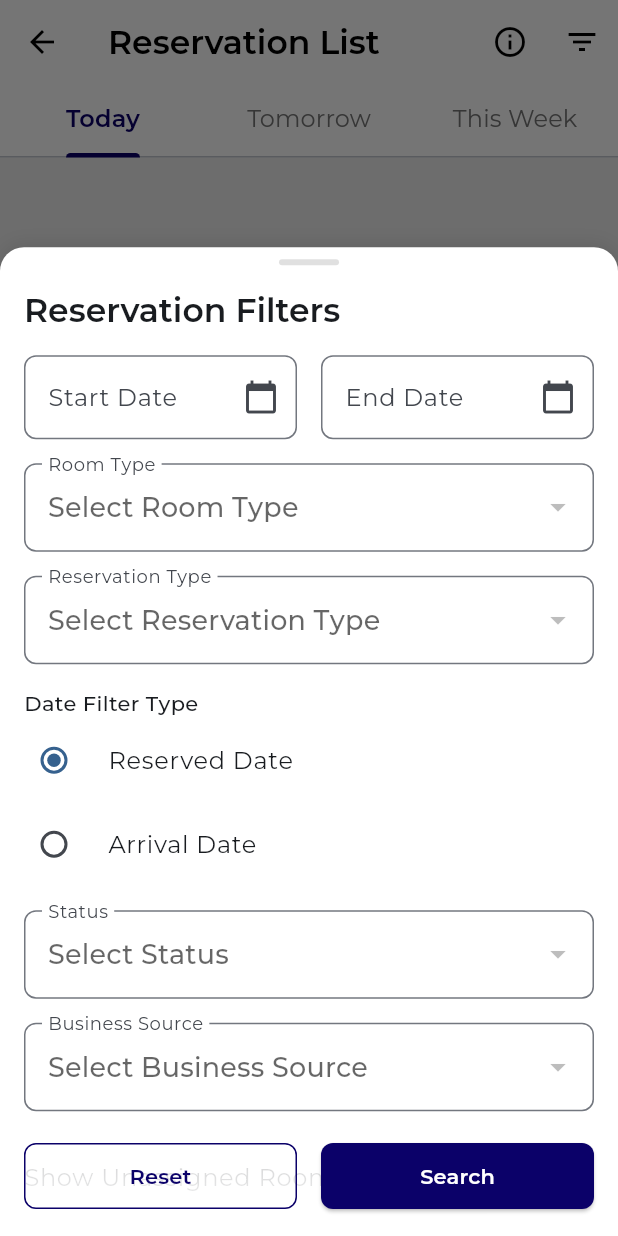
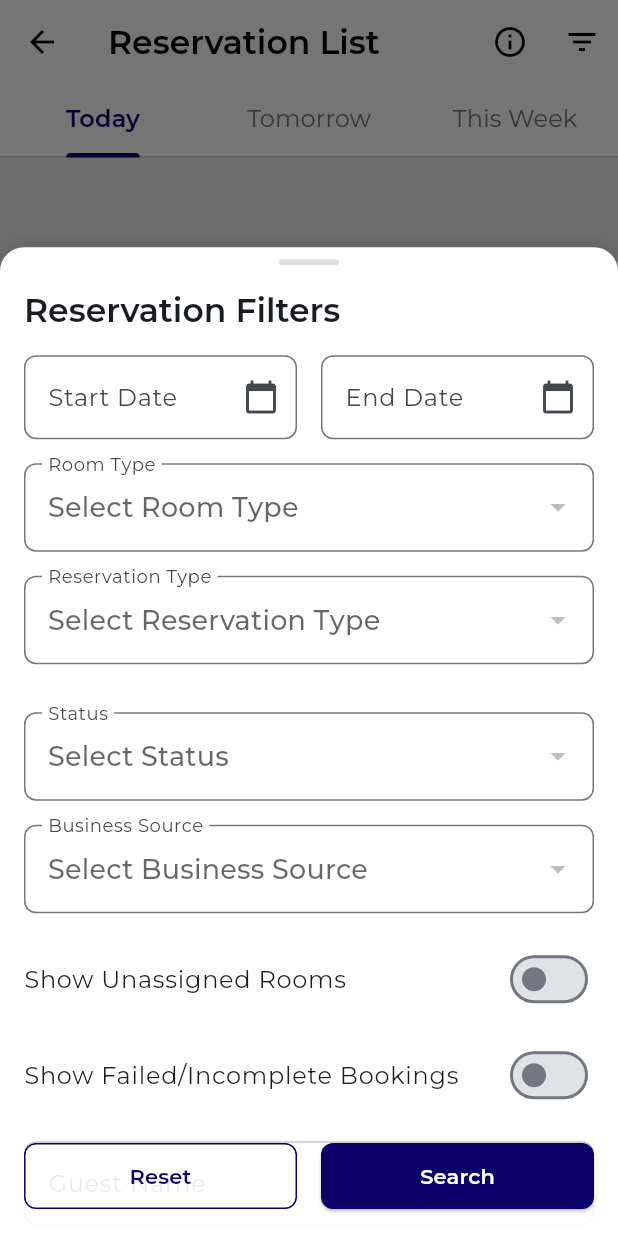
Before and after one commit to Venuradev99/inta_mobile_pms, a Flutter app: the ReservationList screen opened by its route, after a tap on the "filter list" icon, on a phone screen of 412 x 824 dp. Run offline on Flutter 3.47's test engine with Material 3 defaults, Android fonts, the phone set to English and light mode, and no system bars; our stand-ins replace get, go_router, shared_preferences, shimmer; accounts and stored records are empty.

```diff
--- a/lib/features/dashboard/viewmodels/dashboard_vm.dart
+++ b/lib/features/dashboard/viewmodels/dashboard_vm.dart
@@ -288,6 +288,7 @@
     }
 
     print(allReservationListFiltered);
+
   } catch (e) {
     throw Exception('Error in Search Filtering: $e');
   }
--- a/lib/features/dashboard/widgets/filter_bottom_sheet_wgt.dart
+++ b/lib/features/dashboard/widgets/filter_bottom_sheet_wgt.dart
@@ -1,6 +1,4 @@
 import 'package:flutter/material.dart';
-import 'package:get/get.dart';
-import 'package:get/get_core/src/get_main.dart';
 import 'package:go_router/go_router.dart';
 import 'package:inta_mobile_pms/features/dashboard/models/filter_dropdown_data.dart';
 import 'package:inta_mobile_pms/services/local_storage_manager.dart';
@@ -342,26 +340,26 @@
     } else if (widget.type == 'reservation') {
       fields.addAll([
         const SizedBox(height: 16),
-        Text(
-          'Date Filter Type',
-          style: Theme.of(
-            context,
-          ).textTheme.bodyMedium?.copyWith(fontWeight: FontWeight.w500),
-        ),
-        RadioListTile<String>(
-          title: const Text('Reserved Date'),
-          value: 'reserved',
-          groupValue: dateFilterType,
-          onChanged: (value) => setState(() => dateFilterType = value!),
-          contentPadding: EdgeInsets.zero,
-        ),
-        RadioListTile<String>(
-          title: const Text('Arrival Date'),
-          value: 'arrival',
-          groupValue: dateFilterType,
-          onChanged: (value) => setState(() => dateFilterType = value!),
-          contentPadding: EdgeInsets.zero,
-        ),
+        // Text(
+        //   'Date Filter Type',
+        //   style: Theme.of(
+        //     context,
+        //   ).textTheme.bodyMedium?.copyWith(fontWeight: FontWeight.w500),
+        // ),
+        // RadioListTile<String>(
+        //   title: const Text('Reserved Date'),
+        //   value: 'reserved',
+        //   groupValue: dateFilterType,
+        //   onChanged: (value) => setState(() => dateFilterType = value!),
+        //   contentPadding: EdgeInsets.zero,
+        // ),
+        // RadioListTile<String>(
+        //   title: const Text('Arrival Date'),
+        //   value: 'arrival',
+        //   groupValue: dateFilterType,
+        //   onChanged: (value) => setState(() => dateFilterType = value!),
+        //   contentPadding: EdgeInsets.zero,
+        // ),
         const SizedBox(height: 16),
 
 
@@ -398,10 +396,10 @@
         _buildTextField('Guest Name', guestNameController),
         const SizedBox(height: 16),
         _buildTextField('Reservation Number', reservationNumberController),
-        const SizedBox(height: 16),
-        _buildTextField('Cancellation Number', cancellationNumberController),
-        const SizedBox(height: 16),
-        _buildTextField('Voucher Number', voucherNumberController),
+        // const SizedBox(height: 16),
+        // _buildTextField('Cancellation Number', cancellationNumberController),
+        // const SizedBox(height: 16),
+        // _buildTextField('Voucher Number', voucherNumberController),
       ]);
     }
 
--- a/lib/features/housekeeping/viewmodels/house_status_vm.dart
+++ b/lib/features/housekeeping/viewmodels/house_status_vm.dart
@@ -213,7 +213,6 @@
     //       isRoom: room.isRoom ?? true,
     //       operationType: 6,
     //     ).toJson();
-
     //     final response = await _houseKeepingServices.updateHouseStatus(payload);
 
     //     if (response["isSuccessful"] == true) {
--- a/lib/features/reservations/viewmodels/reservation_list_vm.dart
+++ b/lib/features/reservations/viewmodels/reservation_list_vm.dart
@@ -137,14 +137,15 @@
       if (roomTypeResponse["isSuccessful"]) {
         final result = roomTypeResponse["result"]["recordSet"];
         roomTypes.value = [];
+        roomTypes.add(FilterDropdownData(id: -1, name: "All"));
         for (final item in result) {
           final data = FilterDropdownData.fromJson({
             "id": item["roomTypeId"],
             "name": item["name"],
           });
           roomTypes.add(data);
-          roomTypes.refresh();
         }
+         roomTypes.refresh();
       } else {
         MessageService().error(
           roomTypeResponse["errors"][0] ?? 'Error getting room details!',
@@ -154,14 +155,15 @@
       if (reservationTypeResponse["isSuccessful"]) {
         final result = reservationTypeResponse["result"]["recordSet"];
         reservationTypes.value = [];
+        reservationTypes.add(FilterDropdownData(id: -1, name: "All"));
         for (final item in result) {
           final data = FilterDropdownData.fromJson({
             "id": item["reservationTypeId"],
             "name": item["name"],
           });
           reservationTypes.add(data);
-          roomTypes.refresh();
         }
+         reservationTypes.refresh();
       } else {
         MessageService().error(
           reservationTypeResponse["errors"][0] ??
@@ -172,14 +174,16 @@
       if (roomStatusResponse["isSuccessful"]) {
         statuses.value = [];
         final result = roomStatusResponse["result"]["recordSet"];
+         statuses.add(FilterDropdownData(id: -1, name: "All"));
         for (final item in result) {
           final data = FilterDropdownData.fromJson({
             "id": item["roomStatusId"],
             "name": item["name"],
           });
           statuses.add(data);
-          roomTypes.refresh();
         }
+
+         statuses.refresh();
       } else {
         MessageService().error(
           roomStatusResponse["errors"][0] ?? 'Error getting room Status!',
@@ -189,14 +193,15 @@
       if (businessSourcesResponse["isSuccessful"]) {
         final result = businessSourcesResponse["result"]["recordSet"];
         businessSources.value = [];
+          businessSources.add(FilterDropdownData(id: -1, name: "All"));
         for (final item in result) {
           final data = FilterDropdownData.fromJson({
             "id": item["businessSourceId"],
             "name": item["name"],
           });
           businessSources.add(data);
-          roomTypes.refresh();
         }
+         businessSources.refresh();
       } else {
         MessageService().error(
           businessSourcesResponse["errors"][0] ??
```
